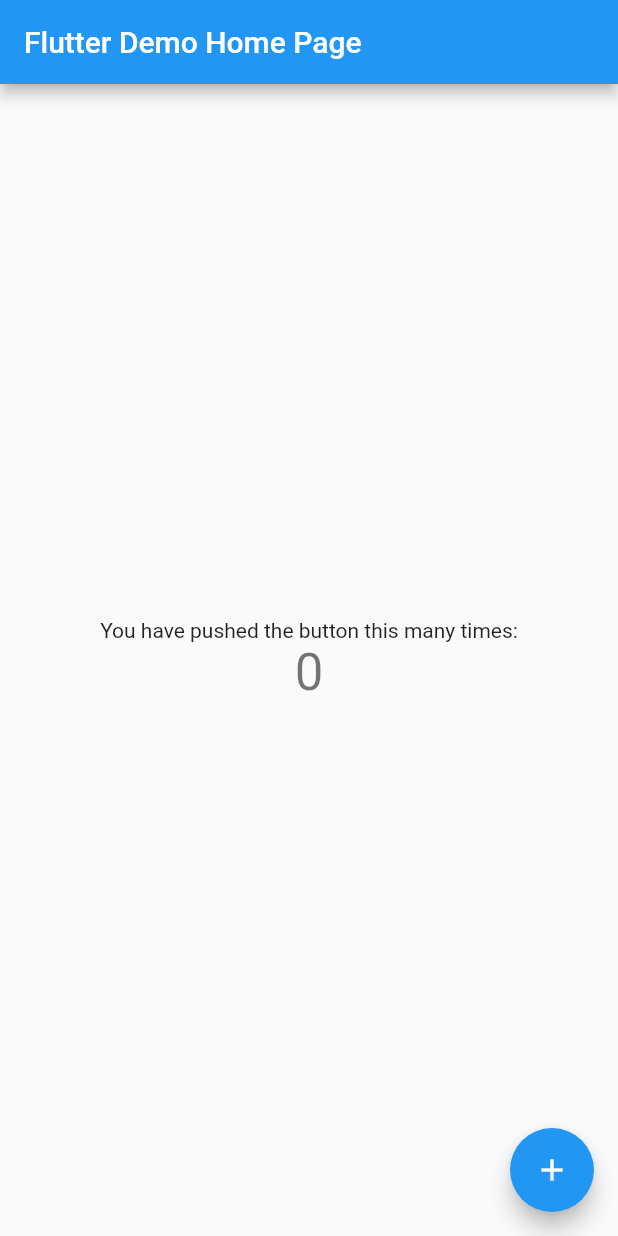
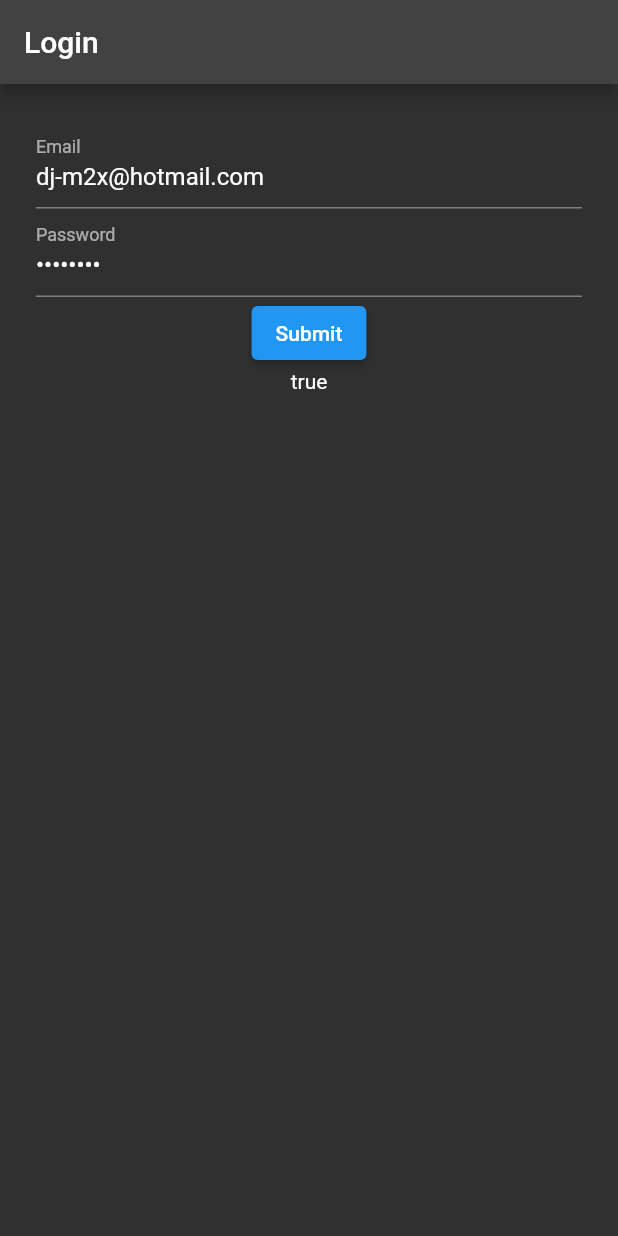
Before and after one commit to dev-solus/flutter01, a Flutter app: the screen it shows after launch, on a phone screen of 412 x 824 dp. Run offline on Flutter 3.47's test engine with Material 2 defaults, Android fonts, the phone set to English and light mode, and no system bars; drawn by our look-alikes of reactive_forms; our stand-ins replace get_it; Roboto replaces fonts that are missing (Georgia).

Commit message:
add form & mvc arch

```diff
--- /dev/null
+++ b/lib/components/login/login_controller.dart
@@ -0,0 +1,88 @@
+import 'package:flutter/material.dart';
+import 'package:fultter01/components/login/login_model.dart';
+import 'package:fultter01/locator.dart';
+import 'package:reactive_forms/reactive_forms.dart';
+
+import '../../uow_service.dart';
+import 'login_service.dart';
+
+class LoginController {
+  FormGroup? myForm;
+  var o = LoginModel();
+
+  // di
+  // UowService uow = inject<UowService>();
+  UowService uow = UowService();
+
+  LoginController() {
+    init();
+  }
+
+  init() {
+    createForm();
+  }
+
+  void updateEmail(String email) {
+    // model.email = email;
+  }
+
+  isValid(String? value) {
+    if (value != "") {
+      return 'Email is required';
+    }
+    if (!RegExp(r'^[\w-\.]+@([\w-]+\.)+[\w-]{2,4}$').hasMatch(value ?? "")) {
+      return 'Please enter a valid email address';
+    }
+
+    return value;
+  }
+
+  createForm() {
+    myForm = FormGroup({
+      'email': FormControl<String>(value: o.email, validators: [
+        Validators.required,
+        Validators.email,
+      ]),
+      'password': FormControl<String>(value: o.password, validators: [
+        Validators.required,
+        Validators.minLength(8),
+      ]),
+    });
+  }
+
+  void callHttp() {
+    // httpService.getPosts().then((data) => setState(() {
+    //       posts = data;
+    //     }));
+
+    //        @override
+    // Widget build(BuildContext context) {
+    //   return Scaffold(
+    //     appBar: AppBar(
+    //       title: Text(widget.title),
+    //     ),
+    //     body: ListView.builder(
+    //       itemCount: posts.length,
+    //       itemBuilder: (BuildContext context, int index) {
+    //         return ListTile(
+    //           title: Text(posts[index]['title']),
+    //           subtitle: Text(posts[index]['body']),
+    //         );
+    //       },
+    //     ),
+    //   );
+    // }
+  }
+
+  void updatePassword(String password) {
+    // model.password = password;
+  }
+
+  void submit() {
+    // print(context.);
+    var o = myForm!.value;
+    print(o);
+    // Perform login logic here
+    // You can use the model.email and model.password properties to access the user input
+  }
+}
--- /dev/null
+++ b/lib/components/login/login_model.dart
@@ -0,0 +1,6 @@
+class LoginModel {
+  String email = 'dj-m2x@hotmail.com';
+  String password = '12345678';
+
+  // LoginModel({this.email, this.password});
+}
--- /dev/null
+++ b/lib/components/login/login_view.dart
@@ -0,0 +1,115 @@
+import 'package:flutter/material.dart';
+import 'package:reactive_forms/reactive_forms.dart';
+
+import 'login_controller.dart';
+
+class LoginView extends StatefulWidget {
+  const LoginView({super.key});
+
+  @override
+  State<LoginView> createState() => _LoginViewState();
+}
+
+class _LoginViewState extends State<LoginView> {
+  final _formKey = GlobalKey<FormState>();
+
+  final _this = LoginController();
+
+  @override
+  Widget build(BuildContext context) {
+    return Scaffold(
+      appBar: AppBar(
+        title: const Text('Login'),
+      ),
+      body: Container(
+          margin: const EdgeInsets.all(24),
+          child: ReactiveForm(
+            formGroup: _this.myForm!,
+            child: Column(
+              children: <Widget>[
+                // ReactiveTextField(
+                //   formControlName: 'name',
+                //   validationMessages: {
+                //     'required': (error) => 'The name must not be empty'
+                //   },
+                // ),
+                ReactiveTextField(
+                  decoration: const InputDecoration(labelText: 'Email'),
+                  keyboardType: TextInputType.emailAddress,
+                  formControlName: 'email',
+                  validationMessages: {
+                    'required': (error) => 'The email must not be empty',
+                    'email': (error) => 'The email value must be a valid email'
+                  },
+                ),
+                ReactiveTextField(
+                  decoration: const InputDecoration(labelText: 'Password'),
+                  formControlName: 'password',
+                  obscureText: true,
+                  validationMessages: {
+                    'required': (error) => 'The password must not be empty',
+                    // 'minLength': (error) =>
+                    //     'The password must have at least 8 characters',
+                    'minLength': (error) =>
+                        'The password must be at least ${(error as Map)['requiredLength']} characters long'
+                  },
+                ),
+                ElevatedButton(
+                  onPressed: _this.myForm!.valid ? _this.submit : null,
+                  child: const Text('Submit'),
+                ),
+                Text(_this.myForm!.valid.toString()),
+              ],
+            ),
+          )
+          // child: Form(
+          //   key: _formKey,
+          //   child: Column(
+          //     mainAxisAlignment: MainAxisAlignment.center,
+          //     children: [
+          //       TextFormField(
+          //         decoration: const InputDecoration(labelText: 'Email'),
+          //         keyboardType: TextInputType.emailAddress,
+          //         validator: (value) => _controller.isValid(value),
+          //         onSaved: (value) => _controller.o.email = value ?? "",
+          //       ),
+          //       // TextFormField(
+          //       //   decoration: InputDecoration(labelText: 'Password'),
+          //       //   obscureText: true,
+          //       //   validator: (value) => _controller.isValid(value),
+          //       //   onSaved: (value) {
+          //       //     _controller.updatePassword(value);
+          //       //   },
+          //       // ),
+          //       const SizedBox(height: 24),
+          //       ElevatedButton(
+          //         onPressed: () {
+          //           // Validate returns true if the form is valid, or false otherwise.
+          //           if (_formKey.currentState!.validate()) {
+          //             // If the form is valid, display a snackbar. In the real world,
+          //             // you'd often call a server or save the information in a database.
+          //             ScaffoldMessenger.of(context).showSnackBar(
+          //               const SnackBar(content: Text('Processing Data')),
+          //             );
+          //           }
+
+          //           _controller.submit(_formKey.currentState);
+          //         },
+          //         child: const Text('Submit'),
+          //       ),
+          //       // RaisedButton(
+          //       //   child: const Text('Login'),
+          //       //   onPressed: () {
+          //       //     if (_formKey.currentState!.validate()) {
+          //       //       _formKey.currentState!.save();
+          //       //       _controller.submitForm(context);
+          //       //     }
+          //       //   },
+          //       // ),
+          //     ],
+          //   ),
+          // ),
+          ),
+    );
+  }
+}
--- a/lib/main.dart
+++ b/lib/main.dart
@@ -1,6 +1,10 @@
 import 'package:flutter/material.dart';
+import 'package:fultter01/locator.dart';
+
+import 'components/login/login_view.dart';
 
 void main() {
+  setupLocator();
   runApp(const MyApp());
 }
 
@@ -13,6 +17,12 @@
     return MaterialApp(
       title: 'Flutter Demo',
       theme: ThemeData(
+        // Define the default brightness and colors.
+        brightness: Brightness.dark,
+        primaryColor: Colors.lightBlue[800],
+
+        // Define the default font family.
+        fontFamily: 'Georgia',
         // This is the theme of your application.
         //
         // Try running your application with "flutter run". You'll see the
@@ -24,7 +34,8 @@
         // is not restarted.
         primarySwatch: Colors.blue,
       ),
-      home: const MyHomePage(title: 'Flutter Demo Home Page'),
+      // home: const MyHomePage(title: 'Flutter Demo Home Page'),
+      home: const LoginView(),
     );
   }
 }
--- /dev/null
+++ b/lib/uow_service.dart
@@ -0,0 +1,7 @@
+import 'components/login/login_service.dart';
+import 'locator.dart';
+
+class UowService {
+  // final LoginService login = inject<LoginService>();
+  final login = LoginService();
+}
--- a/pubspec.yaml
+++ b/pubspec.yaml
@@ -35,6 +35,9 @@
   # The following adds the Cupertino Icons font to your application.
   # Use with the CupertinoIcons class for iOS style icons.
   cupertino_icons: ^1.0.2
+  get_it: ^7.2.0
+  http: ^0.13.5
+  reactive_forms: ^14.2.0
 
 dev_dependencies:
   flutter_test:
```
Also changed, not shown: lib/components/login/login_service.dart (added, +18 -0 lines), lib/locator.dart (added, +13 -0 lines), pubspec.lock, 1 other file.
